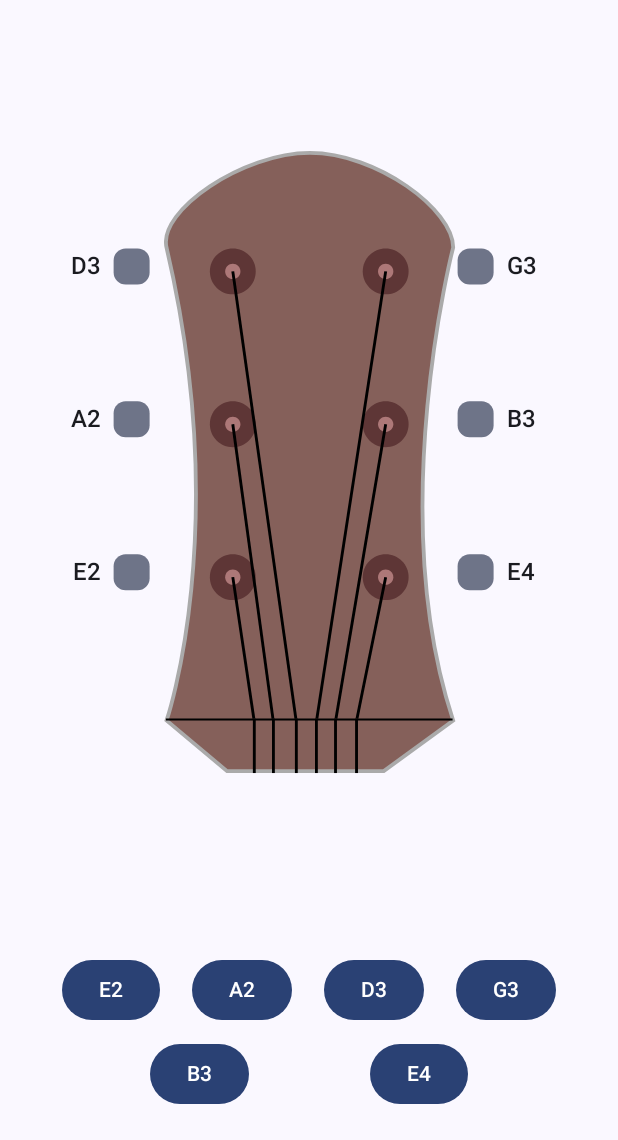
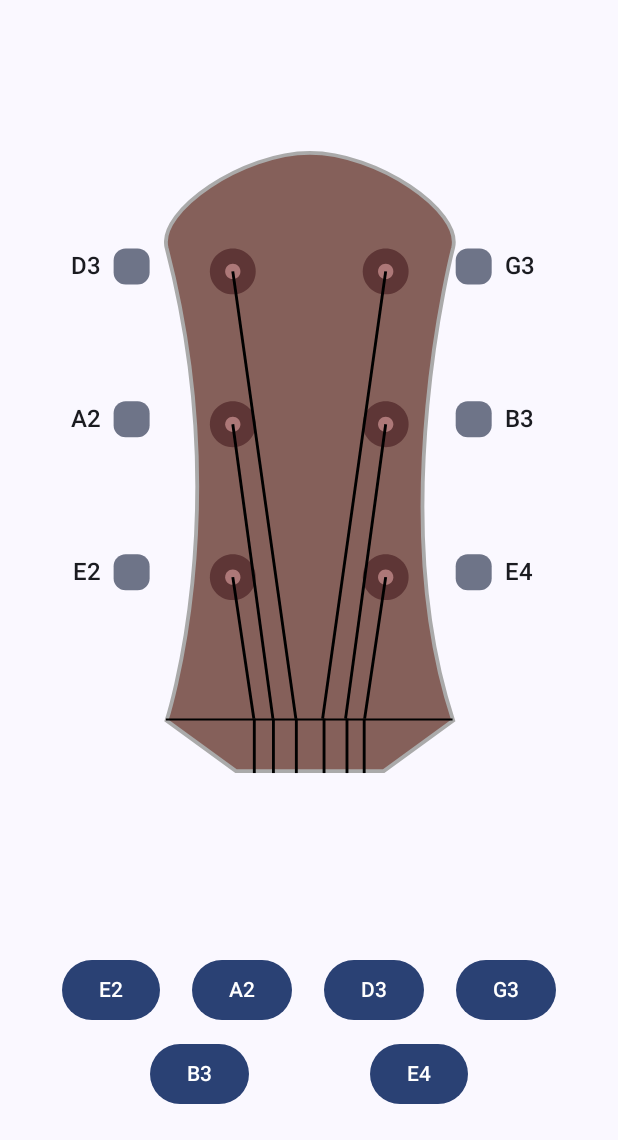
Before and after one commit to samolego/Katara, an Android app built with Jetpack Compose: the screen it shows after launch (MainActivity), on a phone screen of 412 x 824 dp, the part 96-1236 px from its top. Run offline under Robolectric (Android 15) with nearby library versions, the phone set to English and light mode, and no system bars.

Commit message:
Some code polishing, center guitar image

```diff
--- a/app/src/main/java/org/samo_lego/katara/model/GuitarSpecification.kt
+++ b/app/src/main/java/org/samo_lego/katara/model/GuitarSpecification.kt
@@ -31,9 +31,9 @@ data class GuitarSpecification(
                 GuitarString.A2 to StringPosition(36f, 143f, 57f),
                 GuitarString.E2 to StringPosition(36f, 223f, 47f),
                 // Right side (low to high)
-                GuitarString.G3 to StringPosition(116f, 63f, 80f),
-                GuitarString.B3 to StringPosition(116f, 143f, 90f),
-                GuitarString.E4 to StringPosition(116f, 223f, 101f)
+                GuitarString.G3 to StringPosition(115f, 63f, 80f),
+                GuitarString.B3 to StringPosition(115f, 143f, 90f),
+                GuitarString.E4 to StringPosition(115f, 223f, 101f),
             )
         )
     }
--- a/app/src/main/java/org/samo_lego/katara/ui/components/GuitarWithTuners.kt
+++ b/app/src/main/java/org/samo_lego/katara/ui/components/GuitarWithTuners.kt
@@ -104,11 +104,12 @@ private fun TunersLayout(
                 val x = (position.startX - tunerRadius+ spec.knobsXOffsets[string]!!) * scale + offsetX  // Subtract radius to center horizontally
                 val y = (position.startY - tunerRadius) * scale + offsetY  // Subtract radius to center vertically
 
-                LeftTunerWithNote(
+                GuitarTunerKnob(
                     tuner = TunerState(
                         note = string.fullNoteName(),
                         rotation = getKnobRotation(string, activeString, tuningDirection)
                     ),
+                    isLeftSide = true,
                     onRotationChange = {},
                     modifier = Modifier.graphicsLayer {
                         translationX = x
@@ -124,11 +125,12 @@ private fun TunersLayout(
                 val x = (position.startX - tunerRadius + spec.knobsXOffsets[string]!!) * scale + offsetX  // Subtract radius to center horizontally
                 val y = (position.startY - tunerRadius) * scale + offsetY  // Subtract radius to center vertically
 
-                RightTunerWithNote(
+                GuitarTunerKnob(
                     tuner = TunerState(
                         note = string.fullNoteName(),
                         rotation = getKnobRotation(string, activeString, tuningDirection)
                     ),
+                    isLeftSide = false,
                     onRotationChange = {},
                     modifier = Modifier.graphicsLayer {
                         translationX = x
--- a/app/src/main/java/org/samo_lego/katara/ui/components/Knobs.kt
+++ b/app/src/main/java/org/samo_lego/katara/ui/components/Knobs.kt
@@ -10,56 +10,58 @@ import androidx.compose.ui.Modifier
 import androidx.compose.ui.draw.rotate
 import androidx.compose.ui.input.pointer.pointerInput
 import androidx.compose.ui.text.style.TextAlign
+import androidx.compose.ui.tooling.preview.Preview
 import androidx.compose.ui.unit.dp
 
 data class TunerState(val note: String, val rotation: Float = 0f, val isActive: Boolean = false)
 
 @Composable
-fun LeftTunerWithNote(
+fun GuitarTunerKnob(
     tuner: TunerState,
+    isLeftSide: Boolean,
     onRotationChange: (Float) -> Unit,
     modifier: Modifier = Modifier
 ) {
-    Box(modifier = modifier) {  // Use Box instead of Row for precise positioning
+    Box(modifier = modifier) {
+        // Center the knob
         TunerKnob(
             rotation = tuner.rotation,
             onRotationChange = onRotationChange,
-            modifier = Modifier.align(Alignment.Center)  // Center the knob in the Box
+            modifier = Modifier.align(Alignment.Center)
         )
+
+        // Position text based on side
         Text(
             text = tuner.note,
             style = MaterialTheme.typography.titleMedium,
             color = MaterialTheme.colorScheme.onBackground,
             textAlign = TextAlign.Center,
             modifier = Modifier
-                .align(Alignment.CenterEnd)  // Align text to the right of the knob
-                .offset(x = (-32).dp)  // Offset text to the left of the knob
+                .align(if (isLeftSide) Alignment.CenterEnd else Alignment.CenterStart)
+                .offset(x = if (isLeftSide) (-32).dp else 32.dp)
         )
     }
 }
 
+
+@Preview
 @Composable
-fun RightTunerWithNote(
-    tuner: TunerState,
-    onRotationChange: (Float) -> Unit,
-    modifier: Modifier = Modifier
-) {
-    Box(modifier = modifier) {  // Use Box instead of Row for precise positioning
-        TunerKnob(
-            rotation = tuner.rotation,
-            onRotationChange = onRotationChange,
-            modifier = Modifier.align(Alignment.Center)  // Center the knob in the Box
-        )
-        Text(
-            text = tuner.note,
-            style = MaterialTheme.typography.titleMedium,
-            color = MaterialTheme.colorScheme.onBackground,
-            textAlign = TextAlign.Center,
-            modifier = Modifier
-                .align(Alignment.CenterStart)  // Align text to the left of the knob
-                .offset(x = 32.dp)  // Offset text to the right of the knob
-        )
-    }
+fun LeftKnobPreview() {
+    GuitarTunerKnob(
+        isLeftSide = true,
+        tuner = TunerState(note = "E2", isActive = true),
+        onRotationChange = {},
+    )
+}
+
+@Preview
+@Composable
+fun RighttKnobPreview() {
+    GuitarTunerKnob(
+        isLeftSide = false,
+        tuner = TunerState(note = "E2", isActive = true),
+        onRotationChange = {},
+    )
 }
 
 
--- a/app/src/main/res/drawable/guitar.xml
+++ b/app/src/main/res/drawable/guitar.xml
@@ -4,7 +4,7 @@
     android:viewportWidth="153"
     android:viewportHeight="326">
     <path
-        android:pathData="M1.32,50.5C-3.19,31.22 41.32,1 76.32,1C111.32,1 151.32,30.7 151.32,50.5C151.32,50.5 115.32,189 151.32,298L115,324.5H74H33L1.32,298C1.32,298 35.82,198 1.32,50.5Z"
+        android:pathData="M1.32,50.5C-3.19,31.22 41.32,1 76.32,1C111.32,1 155.83,31.22 151.32,50.5C151.32,50.5 115.32,189 151.32,298L115,324.5H76.32H37.64L1.32,298C1.32,298 37.32,189 1.32,50.5Z"
         android:strokeWidth="2"
         android:fillColor="#85605A"
         android:strokeColor="#AAAAAA"/>
@@ -57,15 +57,15 @@
         android:strokeWidth="1.5"
         android:strokeColor="#000000"/>
     <path
-        android:pathData="M116,63L80,297"
+        android:pathData="M116,63L83,297"
         android:strokeWidth="1.5"
         android:strokeColor="#000000"/>
     <path
-        android:pathData="M116,143L90,297"
+        android:pathData="M116,143L95,297"
         android:strokeWidth="1.5"
         android:strokeColor="#000000"/>
     <path
-        android:pathData="M116,223L101,297"
+        android:pathData="M116,223L105,297"
         android:strokeWidth="1.5"
         android:strokeColor="#000000"/>
     <path
@@ -73,13 +73,13 @@
         android:strokeWidth="1"
         android:strokeColor="#000000"/>
     <path
-        android:pathData="M79,297H80.5V325.5H79V297Z"
+        android:pathData="M83,297H84.5V325.5H83V297Z"
         android:fillColor="#000000"/>
     <path
-        android:pathData="M89,297H90.5V325.5H89V297Z"
+        android:pathData="M95,297H96.5V325.5H95V297Z"
         android:fillColor="#000000"/>
     <path
-        android:pathData="M100,297H101.5V325.5H100V297Z"
+        android:pathData="M104,297H105.5V325.5H104V297Z"
         android:fillColor="#000000"/>
     <path
         android:pathData="M68.5,297H70V325.5H68.5V297Z"
```
Also changed, not shown: app/src/main/java/org/samo_lego/katara/ui/components/TunerLayout.kt (deleted, +0 -74 lines).
